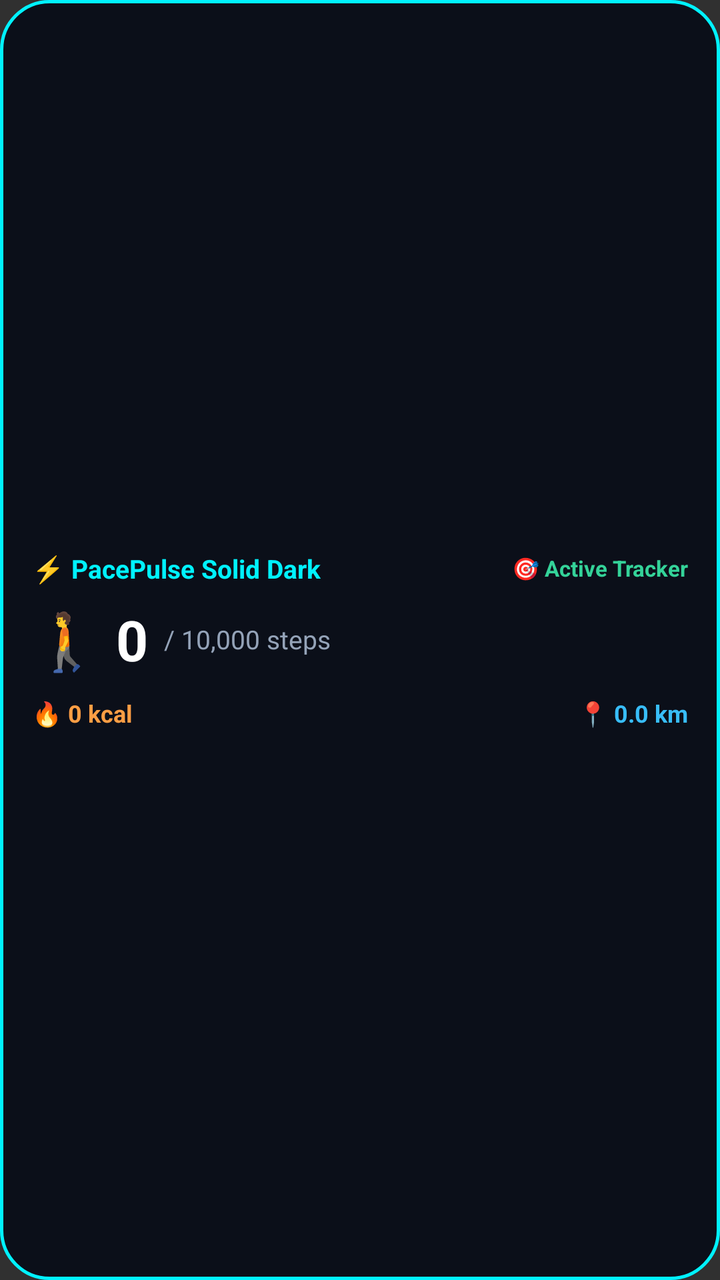
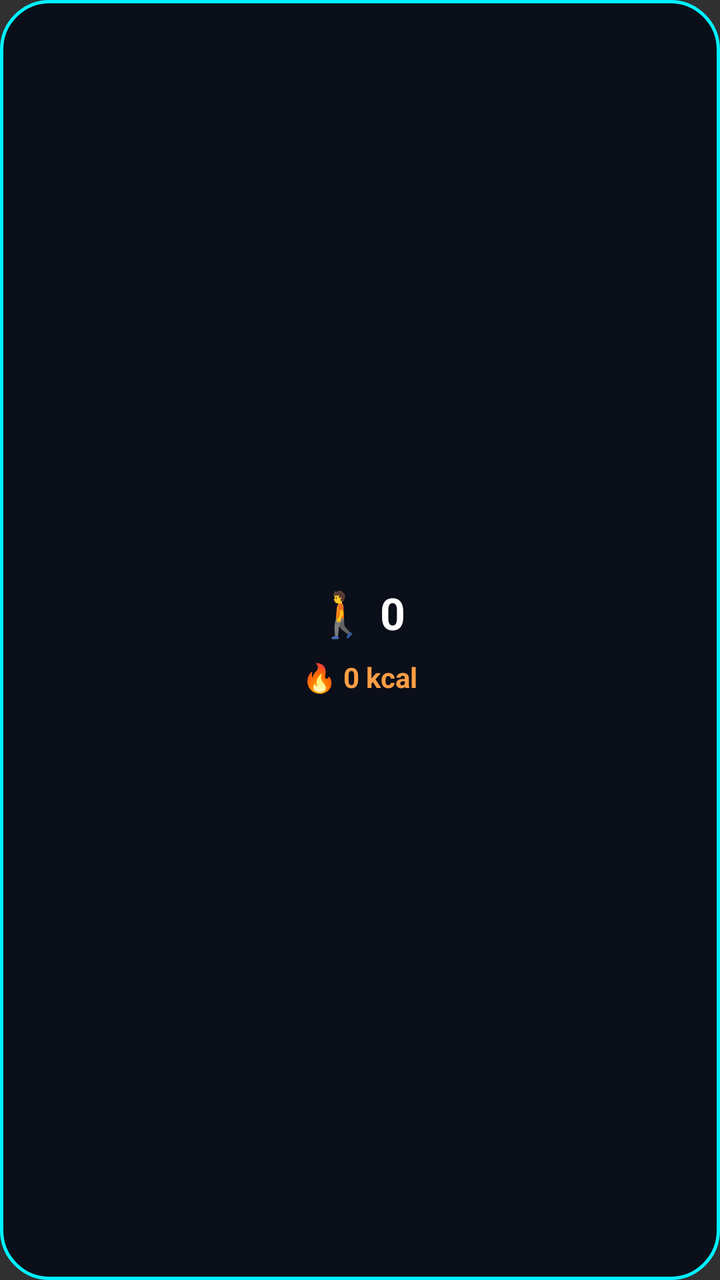

Compare the two renders of this Android layout. The source of the first and the diff that turns it into the second are given below.
<!-- AndroidManifest.xml: application theme android:Theme.Material.NoActionBar -->
<!-- res/layout/pace_pulse_widget_solid.xml -->
<?xml version="1.0" encoding="utf-8"?>
<LinearLayout xmlns:android="http://schemas.android.com/apk/res/android"
    android:id="@+id/widget_root"
    android:layout_width="match_parent"
    android:layout_height="match_parent"
    android:orientation="vertical"
    android:padding="16dp"
    android:background="@drawable/widget_background_solid"
    android:gravity="center_vertical">

    <RelativeLayout
        android:layout_width="match_parent"
        android:layout_height="wrap_content">

        <TextView
            android:id="@+id/widget_title"
            android:layout_width="wrap_content"
            android:layout_height="wrap_content"
            android:text="⚡ PacePulse Solid Dark"
            android:textColor="#00F2FE"
            android:textSize="13sp"
            android:textStyle="bold"
            android:layout_alignParentLeft="true"
            android:layout_centerVertical="true" />

        <TextView
            android:id="@+id/widget_status"
            android:layout_width="wrap_content"
            android:layout_height="wrap_content"
            android:text="🎯 Active Tracker"
            android:textColor="#34D399"
            android:textSize="11sp"
            android:textStyle="bold"
            android:layout_alignParentRight="true"
            android:layout_centerVertical="true" />
    </RelativeLayout>

    <LinearLayout
        android:layout_width="match_parent"
        android:layout_height="wrap_content"
        android:orientation="horizontal"
        android:gravity="center_vertical"
        android:layout_marginTop="8dp">

        <TextView
            android:id="@+id/widget_steps"
            android:layout_width="wrap_content"
            android:layout_height="wrap_content"
            android:text="🚶 0"
            android:textColor="#FFFFFF"
            android:textSize="28sp"
            android:textStyle="bold" />

        <TextView
            android:id="@+id/widget_goal"
            android:layout_width="wrap_content"
            android:layout_height="wrap_content"
            android:text="/ 10,000 steps"
            android:textColor="#94A3B8"
            android:textSize="13sp"
            android:layout_marginLeft="8dp" />
    </LinearLayout>

    <LinearLayout
        android:layout_width="match_parent"
        android:layout_height="wrap_content"
        android:orientation="horizontal"
        android:layout_marginTop="10dp"
        android:weightSum="2">

        <TextView
            android:id="@+id/widget_calories"
            android:layout_width="0dp"
            android:layout_height="wrap_content"
            android:layout_weight="1"
            android:text="🔥 0 kcal"
            android:textColor="#FF9E44"
            android:textSize="12sp"
            android:textStyle="bold" />

        <TextView
            android:id="@+id/widget_distance"
            android:layout_width="0dp"
            android:layout_height="wrap_content"
            android:layout_weight="1"
            android:text="📍 0.0 km"
            android:textColor="#38BDF8"
            android:textSize="12sp"
            android:textStyle="bold"
            android:gravity="right" />
    </LinearLayout>

</LinearLayout>
<!-- resources referenced by this layout -->
<resources>
  <!-- drawable widget_background_solid (drawable) -->
  <?xml version="1.0" encoding="utf-8"?>
  <shape xmlns:android="http://schemas.android.com/apk/res/android"
      android:shape="rectangle">
      <solid android:color="#0B0F19" />
      <corners android:radius="24dp" />
      <stroke android:width="1.5dp" android:color="#00F2FE" />
  </shape>
</resources>

<!-- the commit's change to res/layout/pace_pulse_widget_solid.xml (unified diff, before → after) -->
@@ -4,90 +4,31 @@
     android:layout_width="match_parent"
     android:layout_height="match_parent"
     android:orientation="vertical"
-    android:padding="16dp"
+    android:padding="14dp"
     android:background="@drawable/widget_background_solid"
-    android:gravity="center_vertical">
+    android:gravity="center">
 
-    <RelativeLayout
-        android:layout_width="match_parent"
-        android:layout_height="wrap_content">
+    
+    <TextView
+        android:id="@+id/widget_steps"
+        android:layout_width="wrap_content"
+        android:layout_height="wrap_content"
+        android:text="🚶 0"
+        android:textColor="#FFFFFF"
+        android:textSize="22sp"
+        android:textStyle="bold"
+        android:gravity="center" />
 
-        <TextView
-            android:id="@+id/widget_title"
-            android:layout_width="wrap_content"
-            android:layout_height="wrap_content"
-            android:text="⚡ PacePulse Solid Dark"
-            android:textColor="#00F2FE"
-            android:textSize="13sp"
-            android:textStyle="bold"
-            android:layout_alignParentLeft="true"
-            android:layout_centerVertical="true" />
-
-        <TextView
-            android:id="@+id/widget_status"
-            android:layout_width="wrap_content"
-            android:layout_height="wrap_content"
-            android:text="🎯 Active Tracker"
-            android:textColor="#34D399"
-            android:textSize="11sp"
-            android:textStyle="bold"
-            android:layout_alignParentRight="true"
-            android:layout_centerVertical="true" />
-    </RelativeLayout>
-
-    <LinearLayout
-        android:layout_width="match_parent"
+    
+    <TextView
+        android:id="@+id/widget_calories"
+        android:layout_width="wrap_content"
         android:layout_height="wrap_content"
-        android:orientation="horizontal"
-        android:gravity="center_vertical"
-        android:layout_marginTop="8dp">
-
-        <TextView
-            android:id="@+id/widget_steps"
-            android:layout_width="wrap_content"
-            android:layout_height="wrap_content"
-            android:text="🚶 0"
-            android:textColor="#FFFFFF"
-            android:textSize="28sp"
-            android:textStyle="bold" />
-
-        <TextView
-            android:id="@+id/widget_goal"
-            android:layout_width="wrap_content"
-            android:layout_height="wrap_content"
-            android:text="/ 10,000 steps"
-            android:textColor="#94A3B8"
-            android:textSize="13sp"
-            android:layout_marginLeft="8dp" />
-    </LinearLayout>
-
-    <LinearLayout
-        android:layout_width="match_parent"
-        android:layout_height="wrap_content"
-        android:orientation="horizontal"
-        android:layout_marginTop="10dp"
-        android:weightSum="2">
-
-        <TextView
-            android:id="@+id/widget_calories"
-            android:layout_width="0dp"
-            android:layout_height="wrap_content"
-            android:layout_weight="1"
-            android:text="🔥 0 kcal"
-            android:textColor="#FF9E44"
-            android:textSize="12sp"
-            android:textStyle="bold" />
-
-        <TextView
-            android:id="@+id/widget_distance"
-            android:layout_width="0dp"
-            android:layout_height="wrap_content"
-            android:layout_weight="1"
-            android:text="📍 0.0 km"
-            android:textColor="#38BDF8"
-            android:textSize="12sp"
-            android:textStyle="bold"
-            android:gravity="right" />
-    </LinearLayout>
+        android:text="🔥 0 kcal"
+        android:textColor="#FF9E44"
+        android:textSize="14sp"
+        android:textStyle="bold"
+        android:layout_marginTop="8dp"
+        android:gravity="center" />
 
 </LinearLayout>
